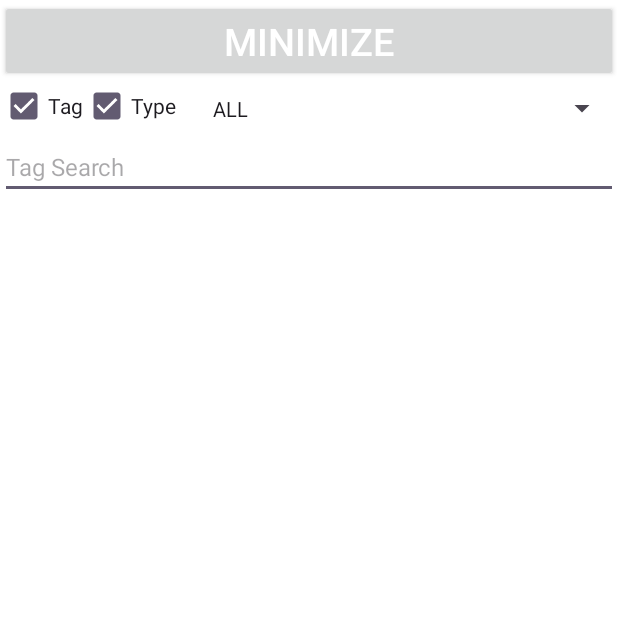
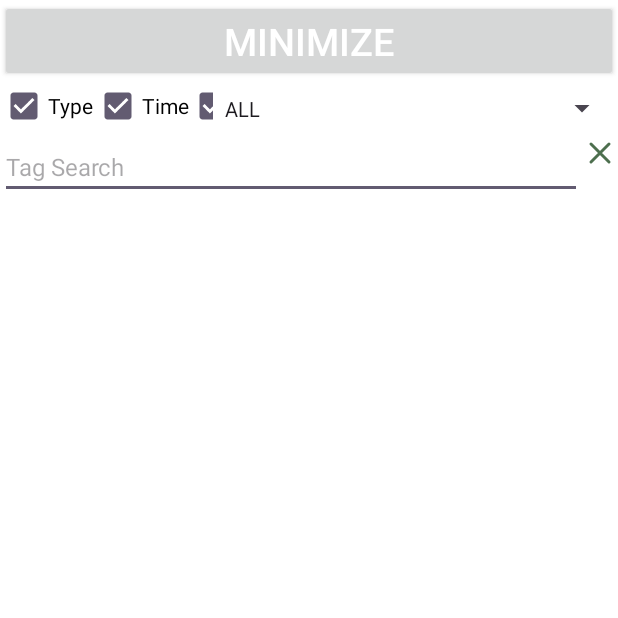
Before and after one commit to devapro/timber-log-viewer, an Android app: the LogActivity screen opened directly, with no data from a screen before it, on a phone screen of 412 x 824 dp, the top half of it. Run offline under Robolectric (Android 15) with nearby library versions, the phone set to English and light mode, and no system bars; 1 statement that could not run was skipped.

Commit message:
Update UI

```diff
--- a/timber-viewer-no-op/build.gradle.kts
+++ b/timber-viewer-no-op/build.gradle.kts
@@ -8,7 +8,7 @@ plugins {
     id("signing")
 }
 
-val versionNumber = "0.1.1"
+val versionNumber = "0.1.2"
 
 android {
     namespace = "com.github.devapro.logcat.timber"
--- a/timber-viewer/build.gradle.kts
+++ b/timber-viewer/build.gradle.kts
@@ -8,7 +8,7 @@ plugins {
     id("signing")
 }
 
-val versionNumber = "0.1.1"
+val versionNumber = "0.1.2"
 
 android {
     namespace = "com.github.devapro.logcat.timber"
--- a/timber-viewer/src/main/java/com/github/devapro/logcat/timber/LogActivity.kt
+++ b/timber-viewer/src/main/java/com/github/devapro/logcat/timber/LogActivity.kt
@@ -103,6 +103,19 @@ internal class LogActivity : Activity() {
             SettingsRepository.setTypeColumnVisibility(isChecked)
             LogRepository.refreshLogs()
         }
+
+        val timeColumnVisibilityCheckBox = findViewById<CheckBox>(R.id.time_checkbox)
+        timeColumnVisibilityCheckBox.isChecked = SettingsRepository.getTimeColumnVisibility()
+        timeColumnVisibilityCheckBox.setOnCheckedChangeListener { _, isChecked ->
+            SettingsRepository.setTimeColumnVisibility(isChecked)
+            LogRepository.refreshLogs()
+        }
+
+        val clearButton: View = findViewById(R.id.clear_btn)
+        clearButton.setOnClickListener {
+            SettingsRepository.setTagFilter("")
+            LogRepository.refreshLogs()
+        }
     }
 
     private fun hideKeyBoard(windowToken: IBinder) {
--- a/timber-viewer/src/main/java/com/github/devapro/logcat/timber/data/SettingsRepository.kt
+++ b/timber-viewer/src/main/java/com/github/devapro/logcat/timber/data/SettingsRepository.kt
@@ -11,6 +11,8 @@ internal object SettingsRepository {
     private var tagColumnVisibility: Boolean = true
 
     private var typeColumnVisibility: Boolean = true
+
+    private var timeColumnVisibility: Boolean = true
 
     fun setTagFilter(tag: String) {
         tagFilter = tag
@@ -43,4 +45,12 @@ internal object SettingsRepository {
     fun getTypeColumnVisibility(): Boolean {
         return typeColumnVisibility
     }
+
+    fun setTimeColumnVisibility(isVisible: Boolean) {
+        timeColumnVisibility = isVisible
+    }
+
+    fun getTimeColumnVisibility(): Boolean {
+        return timeColumnVisibility
+    }
 }
--- a/timber-viewer/src/main/java/com/github/devapro/logcat/timber/model/ColumnsConfig.kt
+++ b/timber-viewer/src/main/java/com/github/devapro/logcat/timber/model/ColumnsConfig.kt
@@ -2,5 +2,6 @@ package com.github.devapro.logcat.timber.model
 
 internal data class ColumnsConfig(
     val isTagVisible: Boolean,
-    val isTypeVisible: Boolean
+    val isTypeVisible: Boolean,
+    val isTimeVisible: Boolean
 )
--- a/timber-viewer/src/main/java/com/github/devapro/logcat/timber/ui/LogAdapter.kt
+++ b/timber-viewer/src/main/java/com/github/devapro/logcat/timber/ui/LogAdapter.kt
@@ -12,7 +12,11 @@ import com.github.devapro.logcat.timber.model.LogItemModel
 internal class LogAdapter: RecyclerView.Adapter<LogItemViewHolder>() {
 
     private val items = mutableListOf<LogItemModel>()
-    private var columnsConfig = ColumnsConfig(true, true)
+    private var columnsConfig = ColumnsConfig(
+        isTagVisible = true,
+        isTypeVisible = true,
+        isTimeVisible = true
+    )
 
     fun setItems(newItems: List<LogItemModel>) {
         val diffCallback = LogDiffCallback(items, newItems)
@@ -21,7 +25,8 @@ internal class LogAdapter: RecyclerView.Adapter<LogItemViewHolder>() {
         items.addAll(newItems)
         val columnsConfigNew = ColumnsConfig(
             isTagVisible = SettingsRepository.getTagColumnVisibility(),
-            isTypeVisible = SettingsRepository.getTypeColumnVisibility()
+            isTypeVisible = SettingsRepository.getTypeColumnVisibility(),
+            isTimeVisible = SettingsRepository.getTimeColumnVisibility()
         )
         if (columnsConfigNew != columnsConfig) {
             columnsConfig = columnsConfigNew
--- a/timber-viewer/src/main/java/com/github/devapro/logcat/timber/ui/LogItemViewHolder.kt
+++ b/timber-viewer/src/main/java/com/github/devapro/logcat/timber/ui/LogItemViewHolder.kt
@@ -1,5 +1,6 @@
 package com.github.devapro.logcat.timber.ui
 
+import android.text.format.DateFormat
 import android.view.View
 import android.widget.TextView
 import androidx.core.view.isVisible
@@ -15,6 +16,8 @@ internal class LogItemViewHolder(itemView: View): RecyclerView.ViewHolder(itemVi
     private val logTag: TextView = itemView.findViewById(R.id.log_tag)
     private val logMessage: TextView = itemView.findViewById(R.id.log_message)
 
+    private val logTime: TextView = itemView.findViewById(R.id.log_time)
+
     fun bind(
         logItemModel: LogItemModel,
         columnsConfig: ColumnsConfig
@@ -29,8 +32,10 @@ internal class LogItemViewHolder(itemView: View): RecyclerView.ViewHolder(itemVi
         }
         logTag.text = logItemModel.tag
         logMessage.text = logItemModel.message
+        logTime.text = DateFormat.format("HH:mm:ss", logItemModel.time)
 
         logTag.isVisible = columnsConfig.isTagVisible
         logType.isVisible = columnsConfig.isTypeVisible
+        logTime.isVisible = columnsConfig.isTimeVisible
     }
 }
--- a/timber-viewer/src/main/res/layout/activity_log.xml
+++ b/timber-viewer/src/main/res/layout/activity_log.xml
@@ -20,21 +20,33 @@
         app:layout_constraintTop_toTopOf="parent" />
 
     <CheckBox
+        android:id="@+id/type_checkbox"
+        android:layout_width="wrap_content"
+        android:layout_height="wrap_content"
+        android:text="Type"
+        android:textColor="@android:color/black"
+        app:layout_constraintEnd_toStartOf="@+id/time_checkbox"
+        app:layout_constraintStart_toStartOf="parent"
+        app:layout_constraintTop_toBottomOf="@+id/minimize_btn" />
+
+    <CheckBox
+        android:id="@+id/time_checkbox"
+        android:layout_width="wrap_content"
+        android:layout_height="wrap_content"
+        android:text="Time"
+        android:textColor="@android:color/black"
+        app:layout_constraintEnd_toStartOf="@+id/tag_checkbox"
+        app:layout_constraintStart_toEndOf="@+id/type_checkbox"
+        app:layout_constraintTop_toBottomOf="@+id/minimize_btn" />
+
+    <CheckBox
         android:id="@+id/tag_checkbox"
         android:layout_width="wrap_content"
         android:layout_height="wrap_content"
         android:text="Tag"
-        app:layout_constraintEnd_toStartOf="@+id/type_checkbox"
-        app:layout_constraintStart_toStartOf="parent"
-        app:layout_constraintTop_toBottomOf="@+id/minimize_btn" />
-
-    <CheckBox
-        android:id="@+id/type_checkbox"
-        android:layout_width="wrap_content"
-        android:layout_height="wrap_content"
-        android:text="Type"
+        android:textColor="@android:color/black"
         app:layout_constraintEnd_toStartOf="@+id/log_type_spinner"
-        app:layout_constraintStart_toEndOf="@+id/tag_checkbox"
+        app:layout_constraintStart_toEndOf="@+id/time_checkbox"
         app:layout_constraintTop_toBottomOf="@+id/minimize_btn" />
 
     <Spinner
@@ -42,8 +54,9 @@
         android:layout_width="0dp"
         android:layout_height="wrap_content"
         android:layout_marginStart="16dp"
+        android:textColor="@android:color/black"
         app:layout_constraintEnd_toEndOf="parent"
-        app:layout_constraintStart_toEndOf="@+id/type_checkbox"
+        app:layout_constraintStart_toEndOf="@+id/time_checkbox"
         app:layout_constraintTop_toBottomOf="@+id/minimize_btn" />
 
     <EditText
@@ -55,9 +68,22 @@
         android:maxLines="1"
         android:textColor="@android:color/black"
         android:textSize="16sp"
-        app:layout_constraintEnd_toEndOf="parent"
+        app:layout_constraintEnd_toStartOf="@+id/clear_btn"
         app:layout_constraintStart_toStartOf="parent"
         app:layout_constraintTop_toBottomOf="@+id/log_type_spinner" />
+    <ImageButton
+        android:id="@+id/clear_btn"
+        android:layout_width="24dp"
+        android:layout_height="24dp"
+        android:background="@android:color/transparent"
+        android:importantForAccessibility="no"
+        android:scaleType="centerInside"
+        android:src="@drawable/xmark"
+        android:tint="@color/icon_gray"
+        app:layout_constraintEnd_toEndOf="parent"
+        app:layout_constraintStart_toEndOf="@+id/tag_search"
+        app:layout_constraintTop_toTopOf="@+id/tag_search"
+        app:layout_constraintTop_toBottomOf="@+id/tag_search"/>
 
     <androidx.recyclerview.widget.RecyclerView
         android:id="@+id/log_list"
```
Also changed, not shown: timber-viewer/src/main/res/layout/item_log.xml (+22 -10 lines).
